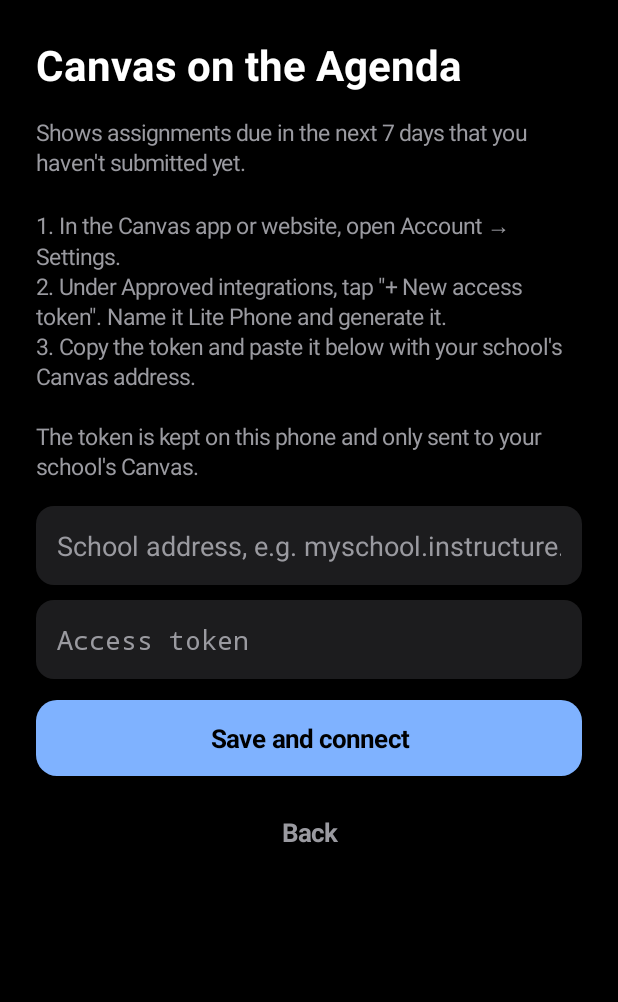
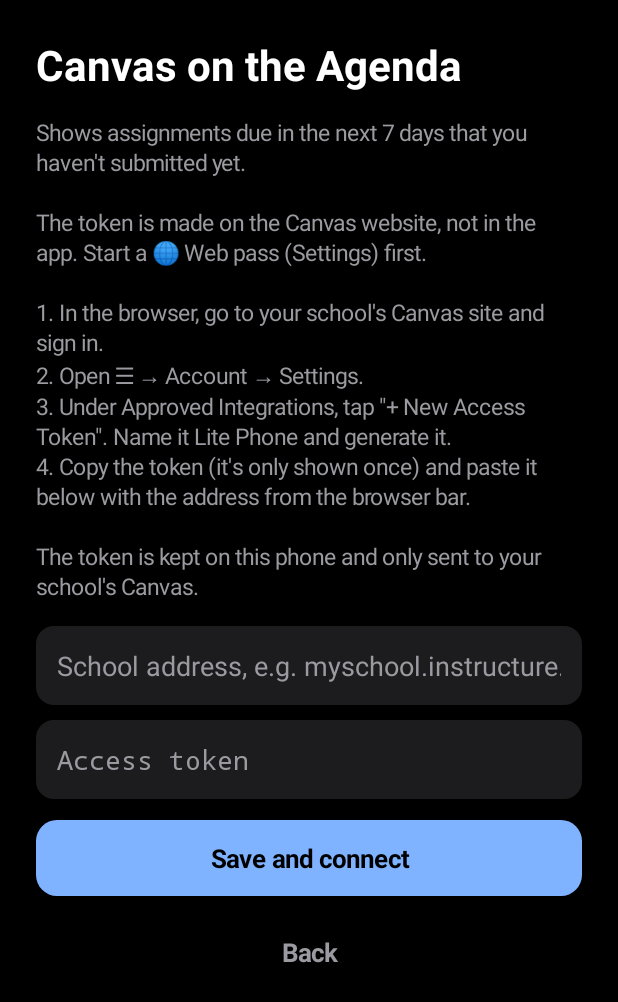
Before and after one commit to realcaseygg-afk/Lite_Phone, an Android app: the CanvasSetupActivity screen opened directly, with no data from a screen before it, on a phone screen of 412 x 824 dp. Shown: the top 1002 px of the screen. Run offline under Robolectric (Android 15) with nearby library versions, the phone set to English and light mode, and no system bars.

Commit message:
Canvas setup: token is made on the website (use a Web pass)
Co-Authored-By: Claude Opus 5.5 <noreply@anthropic.com>
Claude-Session: https://claude.ai/code/session_01Knv6HKZotfE7SMh4Zomk6G

```diff
--- a/app/src/main/java/com/litephone/launcher/CanvasSetupActivity.kt
+++ b/app/src/main/java/com/litephone/launcher/CanvasSetupActivity.kt
@@ -35,9 +35,11 @@ class CanvasSetupActivity : Activity() {
         c.addView(Ui.text(
             this,
             "Shows assignments due in the next 7 days that you haven't submitted yet.\n\n" +
-                "1. In the Canvas app or website, open Account → Settings.\n" +
-                "2. Under Approved integrations, tap \"+ New access token\". Name it Lite Phone and generate it.\n" +
-                "3. Copy the token and paste it below with your school's Canvas address.\n\n" +
+                "The token is made on the Canvas website, not in the app. Start a \uD83C\uDF10 Web pass (Settings) first.\n\n" +
+                "1. In the browser, go to your school's Canvas site and sign in.\n" +
+                "2. Open \u2630 \u2192 Account \u2192 Settings.\n" +
+                "3. Under Approved Integrations, tap \"+ New Access Token\". Name it Lite Phone and generate it.\n" +
+                "4. Copy the token (it's only shown once) and paste it below with the address from the browser bar.\n\n" +
                 "The token is kept on this phone and only sent to your school's Canvas.",
             15f, Ui.MUTED
         ), Ui.lp(this, 16))
```
Also changed, not shown: 1 other file.
